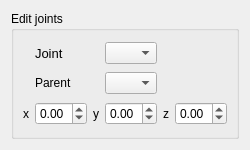
Qt form GUI/EditJoint.ui (istee/cor3d) before a commit.
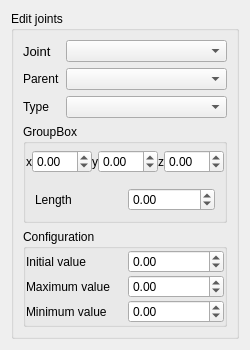
The same form after that commit.

```diff
--- a/GUI/EditJoint.ui
+++ b/GUI/EditJoint.ui
@@ -7,7 +7,7 @@
     <x>0</x>
     <y>0</y>
     <width>250</width>
-    <height>150</height>
+    <height>350</height>
    </rect>
   </property>
   <property name="sizePolicy">
@@ -38,7 +38,7 @@
       <string>Edit joints</string>
      </property>
      <layout class="QGridLayout" name="gridLayout_2">
-      <item row="0" column="1">
+      <item row="0" column="0">
        <widget class="QLabel" name="label_10">
         <property name="font">
          <font>
@@ -50,8 +50,8 @@
         </property>
        </widget>
       </item>
-      <item row="0" column="3">
-       <widget class="QComboBox" name="comboBox_3">
+      <item row="0" column="1">
+       <widget class="QComboBox" name="name_comboBox">
         <property name="sizePolicy">
          <sizepolicy hsizetype="Expanding" vsizetype="Fixed">
           <horstretch>0</horstretch>
@@ -60,21 +60,161 @@
         </property>
        </widget>
       </item>
+      <item row="1" column="0">
+       <widget class="QLabel" name="label">
+        <property name="text">
+         <string>Parent</string>
+        </property>
+       </widget>
+      </item>
+      <item row="1" column="1">
+       <widget class="QComboBox" name="parent_comboBox"/>
+      </item>
       <item row="2" column="0">
+       <widget class="QLabel" name="label_3">
+        <property name="text">
+         <string>Type</string>
+        </property>
+       </widget>
+      </item>
+      <item row="2" column="1">
+       <widget class="QComboBox" name="type_comboBox"/>
+      </item>
+      <item row="5" column="0" colspan="2">
+       <widget class="QGroupBox" name="groupBox_3">
+        <property name="title">
+         <string>Configuration</string>
+        </property>
+        <layout class="QVBoxLayout" name="verticalLayout_2">
+         <property name="spacing">
+          <number>0</number>
+         </property>
+         <property name="margin">
+          <number>0</number>
+         </property>
+         <item>
+          <widget class="QWidget" name="widget_3" native="true">
+           <layout class="QHBoxLayout" name="horizontalLayout_3">
+            <property name="margin">
+             <number>0</number>
+            </property>
+            <item>
+             <widget class="QLabel" name="label_8">
+              <property name="text">
+               <string>Initial value</string>
+              </property>
+             </widget>
+            </item>
+            <item>
+             <widget class="QDoubleSpinBox" name="initial_doubleSpinBox">
+              <property name="minimum">
+               <double>-360.000000000000000</double>
+              </property>
+              <property name="maximum">
+               <double>360.000000000000000</double>
+              </property>
+              <property name="singleStep">
+               <double>1.000000000000000</double>
+              </property>
+             </widget>
+            </item>
+           </layout>
+          </widget>
+         </item>
+         <item>
+          <widget class="QWidget" name="widget_4" native="true">
+           <layout class="QHBoxLayout" name="horizontalLayout_4">
+            <property name="margin">
+             <number>0</number>
+            </property>
+            <item>
+             <widget class="QLabel" name="label_9">
+              <property name="text">
+               <string>Maximum value</string>
+              </property>
+             </widget>
+            </item>
+            <item>
+             <widget class="QDoubleSpinBox" name="upper_doubleSpinBox">
+              <property name="minimum">
+               <double>-360.000000000000000</double>
+              </property>
+              <property name="maximum">
+               <double>360.000000000000000</double>
+              </property>
+              <property name="singleStep">
+               <double>1.000000000000000</double>
+              </property>
+             </widget>
+            </item>
+           </layout>
+          </widget>
+         </item>
+         <item>
+          <widget class="QWidget" name="widget_5" native="true">
+           <layout class="QHBoxLayout" name="horizontalLayout_5">
+            <property name="margin">
+             <number>0</number>
+            </property>
+            <item>
        <widget class="QLabel" name="label_11">
-        <property name="sizePolicy">
-         <sizepolicy hsizetype="Minimum" vsizetype="Minimum">
-          <horstretch>0</horstretch>
-          <verstretch>0</verstretch>
-         </sizepolicy>
-        </property>
+              <property name="text">
+               <string>Minimum value</string>
+              </property>
+             </widget>
+            </item>
+            <item>
+             <widget class="QDoubleSpinBox" name="lower_doubleSpinBox">
+              <property name="minimum">
+               <double>-360.000000000000000</double>
+              </property>
+              <property name="maximum">
+               <double>360.000000000000000</double>
+              </property>
+              <property name="singleStep">
+               <double>1.000000000000000</double>
+              </property>
+              <property name="value">
+               <double>0.000000000000000</double>
+              </property>
+             </widget>
+            </item>
+           </layout>
+          </widget>
+         </item>
+        </layout>
+       </widget>
+      </item>
+      <item row="4" column="0" colspan="2">
+       <widget class="QGroupBox" name="groupBox_2">
+        <property name="title">
+         <string>GroupBox</string>
+        </property>
+        <layout class="QVBoxLayout" name="verticalLayout">
+         <property name="spacing">
+          <number>0</number>
+         </property>
+         <property name="margin">
+          <number>0</number>
+         </property>
+         <item>
+          <widget class="QWidget" name="widget" native="true">
+           <layout class="QHBoxLayout" name="horizontalLayout_2">
+            <property name="spacing">
+             <number>0</number>
+            </property>
+            <property name="margin">
+             <number>0</number>
+            </property>
+            <item>
+             <widget class="QLabel" name="label_6">
         <property name="text">
          <string>x</string>
         </property>
        </widget>
       </item>
-      <item row="2" column="1">
-       <widget class="QDoubleSpinBox" name="selected_x">
+            <item>
+             <widget class="QDoubleSpinBox" name="axis_x_doubleSpinBox">
         <property name="minimum">
          <double>-100.000000000000000</double>
         </property>
@@ -86,21 +226,15 @@
         </property>
        </widget>
       </item>
-      <item row="2" column="2">
-       <widget class="QLabel" name="label_12">
-        <property name="sizePolicy">
-         <sizepolicy hsizetype="Minimum" vsizetype="Minimum">
-          <horstretch>0</horstretch>
-          <verstretch>0</verstretch>
-         </sizepolicy>
-        </property>
+            <item>
+             <widget class="QLabel" name="label_5">
         <property name="text">
          <string>y</string>
         </property>
        </widget>
       </item>
-      <item row="2" column="3">
-       <widget class="QDoubleSpinBox" name="selected_y">
+            <item>
+             <widget class="QDoubleSpinBox" name="axis_y_doubleSpinBox">
         <property name="minimum">
          <double>-100.000000000000000</double>
         </property>
@@ -112,21 +246,15 @@
         </property>
        </widget>
       </item>
-      <item row="2" column="4">
-       <widget class="QLabel" name="label_13">
-        <property name="sizePolicy">
-         <sizepolicy hsizetype="Minimum" vsizetype="Minimum">
-          <horstretch>0</horstretch>
-          <verstretch>0</verstretch>
-         </sizepolicy>
-        </property>
+            <item>
+             <widget class="QLabel" name="label_4">
         <property name="text">
          <string>z</string>
         </property>
        </widget>
       </item>
-      <item row="2" column="5">
-       <widget class="QDoubleSpinBox" name="selected_z">
+            <item>
+             <widget class="QDoubleSpinBox" name="axis_z_doubleSpinBox">
         <property name="minimum">
          <double>-100.000000000000000</double>
         </property>
@@ -138,15 +266,37 @@
         </property>
        </widget>
       </item>
-      <item row="1" column="1">
-       <widget class="QLabel" name="label">
+           </layout>
+          </widget>
+         </item>
+         <item>
+          <widget class="QWidget" name="widget_2" native="true">
+           <layout class="QHBoxLayout" name="horizontalLayout">
+            <item>
+             <widget class="QLabel" name="label_7">
         <property name="text">
-         <string>Parent</string>
+               <string>Length</string>
         </property>
        </widget>
       </item>
-      <item row="1" column="3">
-       <widget class="QComboBox" name="comboBox"/>
+            <item>
+             <widget class="QDoubleSpinBox" name="length_doubleSpinBox">
+              <property name="minimum">
+               <double>-100.000000000000000</double>
+              </property>
+              <property name="maximum">
+               <double>100.000000000000000</double>
+              </property>
+              <property name="singleStep">
+               <double>0.100000000000000</double>
+              </property>
+             </widget>
+            </item>
+           </layout>
+          </widget>
+         </item>
+        </layout>
+       </widget>
       </item>
      </layout>
     </widget>
```
Left out of the diff: 2 changed lines with no effect on the pictures. Lines whose indentation alone changed are shown as unchanged.
